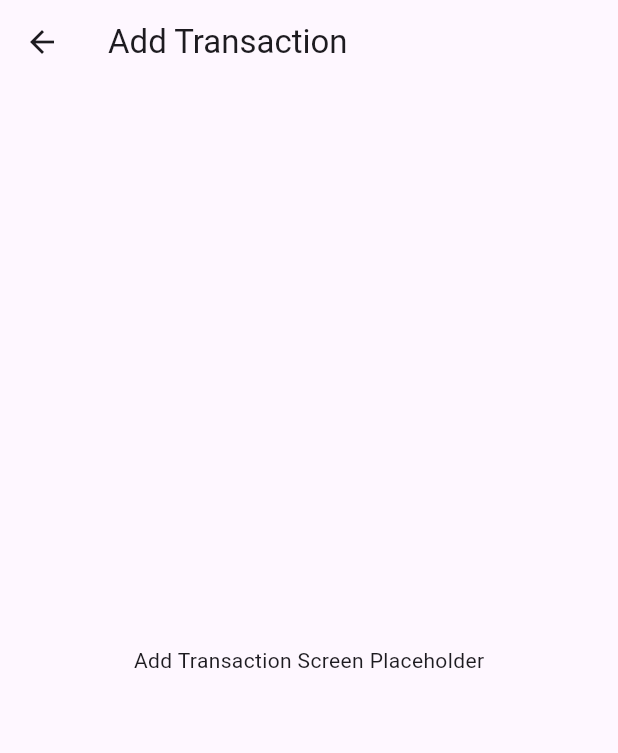
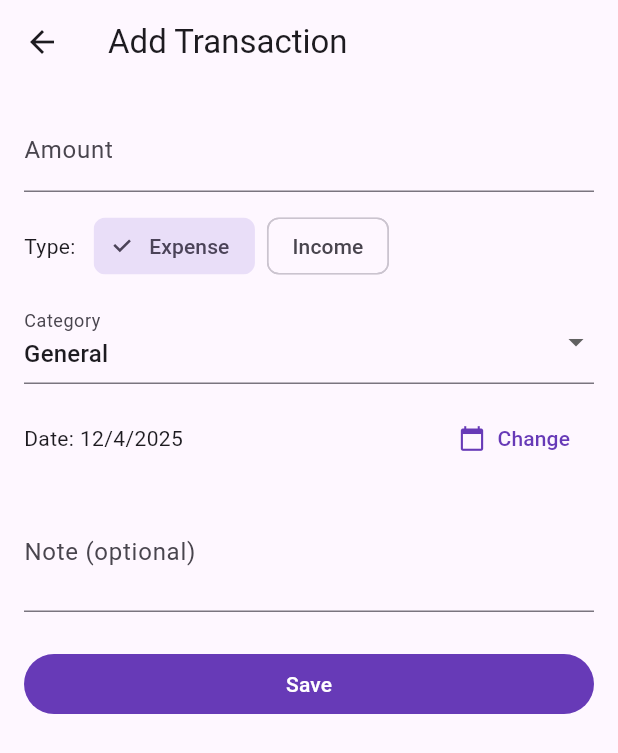
Before and after one commit to mofetaiwo/numi, a Flutter app: the AddTransactionScreen screen opened directly, on a phone screen of 412 x 824 dp. Shown: the top 753 px of the screen. Run offline on Flutter 3.47's test engine with Material 3 defaults, Android fonts, the phone set to English and light mode, and no system bars; our stand-ins replace cloud_firestore, image_picker, permission_handler; missing offline and left inert: flutter_tesseract_ocr; accounts and stored records are empty.

Commit message:
Update add_transaction_screen.dart

```diff
--- a/lib/screens/add_transaction_screen.dart
+++ b/lib/screens/add_transaction_screen.dart
@@ -1,18 +1,157 @@
 import 'package:flutter/material.dart';
 
-class AddTransactionScreen extends StatelessWidget {
+class AddTransactionScreen extends StatefulWidget {
   static const routeName = '/add-transaction';
 
   const AddTransactionScreen({super.key});
 
   @override
+  State<AddTransactionScreen> createState() => _AddTransactionScreenState();
+}
+
+class _AddTransactionScreenState extends State<AddTransactionScreen> {
+  final _formKey = GlobalKey<FormState>();
+  final _amountController = TextEditingController();
+  final _noteController = TextEditingController();
+  String _category = 'General';
+  bool _isIncome = false;
+  DateTime _selectedDate = DateTime.now();
+
+  @override
+  void dispose() {
+    _amountController.dispose();
+    _noteController.dispose();
+    super.dispose();
+  }
+
+  Future<void> _pickDate() async {
+    final picked = await showDatePicker(
+      context: context,
+      initialDate: _selectedDate,
+      firstDate: DateTime(2020),
+      lastDate: DateTime(2100),
+    );
+    if (picked != null) {
+      setState(() => _selectedDate = picked);
+    }
+  }
+
+  void _submit() {
+    if (!_formKey.currentState!.validate()) return;
+
+    ScaffoldMessenger.of(context).showSnackBar(
+      const SnackBar(content: Text('Transaction saved (demo only)')),
+    );
+    Navigator.pop(context);
+  }
+
+  @override
   Widget build(BuildContext context) {
+    final categories = <String>[
+      'General',
+      'Food',
+      'Rent',
+      'Transport',
+      'Shopping',
+      'Entertainment',
+      'Other',
+    ];
+
     return Scaffold(
-      appBar: AppBar(
-        title: const Text('Add Transaction'),
-      ),
-      body: const Center(
-        child: Text('Add Transaction Screen Placeholder'),
+      appBar: AppBar(title: const Text('Add Transaction')),
+      body: SingleChildScrollView(
+        padding: const EdgeInsets.all(16),
+        child: Form(
+          key: _formKey,
+          child: Column(
+            children: [
+              TextFormField(
+                controller: _amountController,
+                keyboardType:
+                    const TextInputType.numberWithOptions(decimal: true),
+                decoration: const InputDecoration(
+                  labelText: 'Amount',
+                  prefixText: '\$',
+                ),
+                validator: (value) {
+                  if (value == null || value.trim().isEmpty) {
+                    return 'Enter an amount';
+                  }
+                  final parsed = double.tryParse(value);
+                  if (parsed == null || parsed <= 0) {
+                    return 'Enter a valid number';
+                  }
+                  return null;
+                },
+              ),
+              const SizedBox(height: 12),
+              Row(
+                children: [
+                  const Text('Type:'),
+                  const SizedBox(width: 12),
+                  ChoiceChip(
+                    label: const Text('Expense'),
+                    selected: !_isIncome,
+                    onSelected: (_) => setState(() => _isIncome = false),
+                  ),
+                  const SizedBox(width: 8),
+                  ChoiceChip(
+                    label: const Text('Income'),
+                    selected: _isIncome,
+                    onSelected: (_) => setState(() => _isIncome = true),
+                  ),
+                ],
+              ),
+              const SizedBox(height: 12),
+              DropdownButtonFormField<String>(
+                value: _category,
+                items: categories
+                    .map(
+                      (c) => DropdownMenuItem(
+                        value: c,
+                        child: Text(c),
+                      ),
+                    )
+                    .toList(),
+                onChanged: (value) {
+                  if (value != null) setState(() => _category = value);
+                },
+                decoration: const InputDecoration(labelText: 'Category'),
+              ),
+              const SizedBox(height: 12),
+              Row(
+                children: [
+                  Expanded(
+                    child: Text(
+                      'Date: ${_selectedDate.month}/${_selectedDate.day}/${_selectedDate.year}',
+                    ),
+                  ),
+                  TextButton.icon(
+                    onPressed: _pickDate,
+                    icon: const Icon(Icons.calendar_today),
+                    label: const Text('Change'),
+                  ),
+                ],
+              ),
+              const SizedBox(height: 12),
+              TextFormField(
+                controller: _noteController,
+                decoration: const InputDecoration(
+                  labelText: 'Note (optional)',
+                ),
+                maxLines: 2,
+              ),
+              const SizedBox(height: 24),
+              SizedBox(
+                width: double.infinity,
+                child: FilledButton(
+                  onPressed: _submit,
+                  child: const Text('Save'),
+                ),
+              ),
+            ],
+          ),
+        ),
       ),
     );
   }
```
